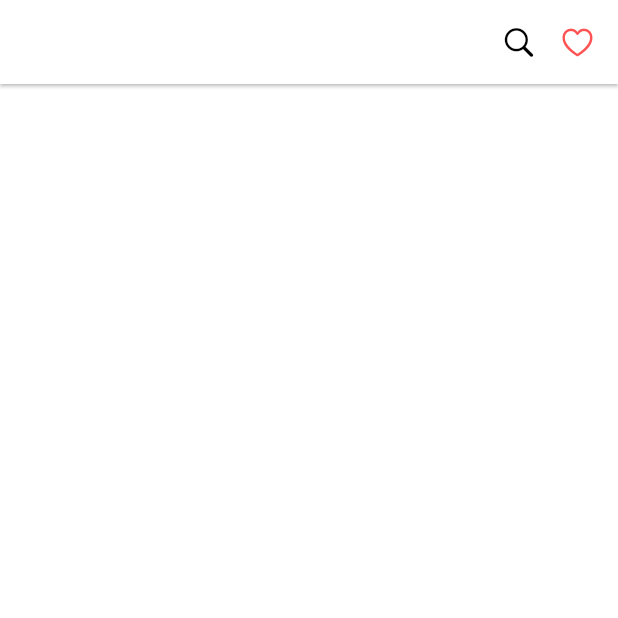
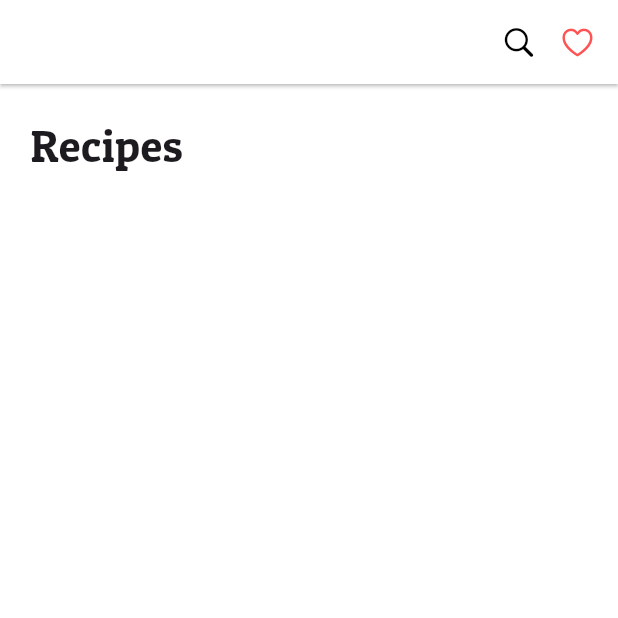
Before and after one commit to EungBug/flutter_ui, a Flutter app: the screen it shows after launch, on a phone screen of 412 x 824 dp, the top half of it. Run offline on Flutter 3.47's test engine with Material 3 defaults, Android fonts, the phone set to English and light mode, and no system bars.

Commit message:
💄 title widget custom

```diff
--- a/recipe_app/lib/components/recipe_title.dart
+++ b/recipe_app/lib/components/recipe_title.dart
@@ -5,6 +5,14 @@ class RecipeTitle extends StatelessWidget {
 
   @override
   Widget build(BuildContext context) {
-    return Container();
+    return const Padding(
+      padding: EdgeInsets.only(top: 20),
+      child: Text(
+        "Recipes",
+        style: TextStyle(
+          fontSize: 30,
+        ),
+      ),
+    );
   }
 }
--- a/recipe_app/lib/main.dart
+++ b/recipe_app/lib/main.dart
@@ -10,8 +10,9 @@ class App extends StatelessWidget {
 
   @override
   Widget build(BuildContext context) {
-    return const MaterialApp(
-      home: RecipePage(),
+    return MaterialApp(
+      theme: ThemeData(fontFamily: "PatuaOne"),
+      home: const RecipePage(),
     );
   }
 }
--- a/recipe_app/lib/pages/recipe_page.dart
+++ b/recipe_app/lib/pages/recipe_page.dart
@@ -15,6 +15,7 @@ class RecipePage extends StatelessWidget {
       body: const Padding(
         padding: EdgeInsets.symmetric(horizontal: 20),
         child: Column(
+          crossAxisAlignment: CrossAxisAlignment.start,
           children: [
             RecipeTitle(),
             RecipeMenu(),
```
